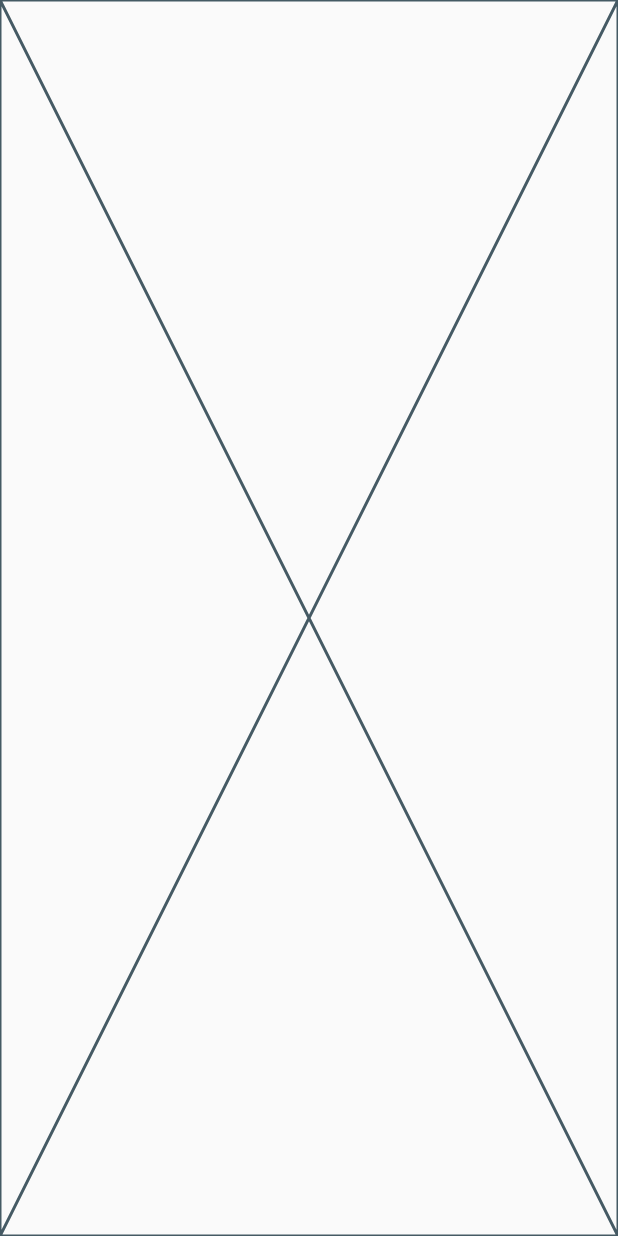
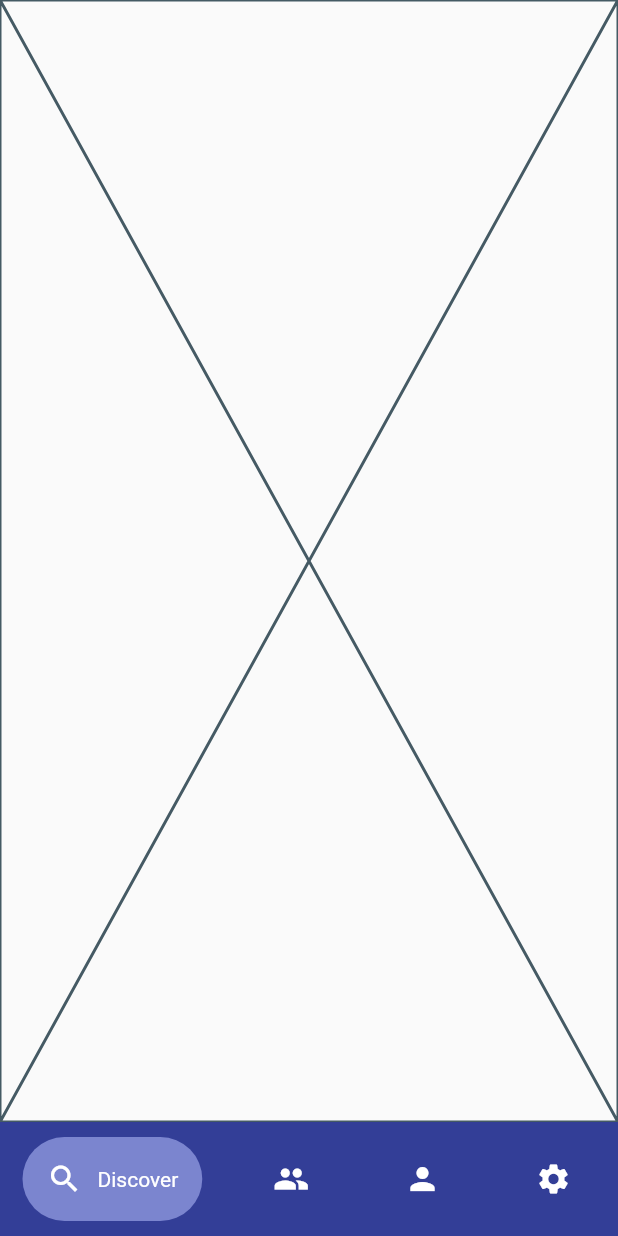
Before and after one commit to anthonyarinze/sports-app, a Flutter app: the screen it shows once a user with an empty profile is signed in, on a phone screen of 412 x 824 dp. Run offline on Flutter 3.47's test engine with Material 2 defaults, Android fonts, the phone set to English and light mode, and no system bars; drawn by our look-alikes of google_nav_bar; our stand-ins replace firebase_auth, firebase_core, pin_code_fields; accounts and stored records are empty.

```diff
--- /dev/null
+++ b/lib/pages/buddies.dart
@@ -0,0 +1,11 @@
+import 'package:flutter/src/widgets/framework.dart';
+import 'package:flutter/src/widgets/placeholder.dart';
+
+class Buddies extends StatelessWidget {
+  const Buddies({super.key});
+
+  @override
+  Widget build(BuildContext context) {
+    return const Placeholder();
+  }
+}
--- /dev/null
+++ b/lib/pages/discover.dart
@@ -0,0 +1,11 @@
+import 'package:flutter/src/widgets/framework.dart';
+import 'package:flutter/src/widgets/placeholder.dart';
+
+class Discover extends StatelessWidget {
+  const Discover({super.key});
+
+  @override
+  Widget build(BuildContext context) {
+    return const Placeholder();
+  }
+}
--- a/lib/pages/master.dart
+++ b/lib/pages/master.dart
@@ -1,4 +1,9 @@
 import 'package:flutter/material.dart';
+import 'package:google_nav_bar/google_nav_bar.dart';
+import 'package:sports_app/pages/buddies.dart';
+import 'package:sports_app/pages/discover.dart';
+import 'package:sports_app/pages/profile.dart';
+import 'package:sports_app/pages/settings.dart';
 
 class Master extends StatefulWidget {
   const Master({super.key});
@@ -8,8 +13,58 @@ class Master extends StatefulWidget {
 }
 
 class _MasterState extends State<Master> {
+  int index = 1;
+  final screens = [
+    const Discover(),
+    const Buddies(),
+    const Profile(),
+    const Settings(),
+  ];
   @override
   Widget build(BuildContext context) {
-    return const Placeholder();
+    return Scaffold(
+      resizeToAvoidBottomInset: false,
+      bottomNavigationBar: Container(
+        color: const Color(0xFF333e97),
+        child: Padding(
+          padding: const EdgeInsets.symmetric(horizontal: 15.0, vertical: 10.0),
+          child: GNav(
+            gap: 10.0,
+            padding: const EdgeInsets.all(16.0),
+            activeColor: Colors.white,
+            tabBackgroundColor: const Color(0xFF7b85cf),
+            textStyle: const TextStyle(color: Colors.white),
+            onTabChange: (value) {
+              setState(() {
+                index = value;
+              });
+            },
+            tabs: const [
+              GButton(
+                icon: Icons.search_outlined,
+                text: "Discover",
+                iconColor: Colors.white,
+              ),
+              GButton(
+                icon: Icons.people,
+                text: "Buddies",
+                iconColor: Colors.white,
+              ),
+              GButton(
+                icon: Icons.person,
+                text: "Profile",
+                iconColor: Colors.white,
+              ),
+              GButton(
+                icon: Icons.settings,
+                text: "Settings",
+                iconColor: Colors.white,
+              ),
+            ],
+          ),
+        ),
+      ),
+      body: screens[index],
+    );
   }
 }
```
Also changed, not shown: lib/pages/profile.dart (added, +172 -0 lines), lib/pages/settings.dart (added, +11 -0 lines).
